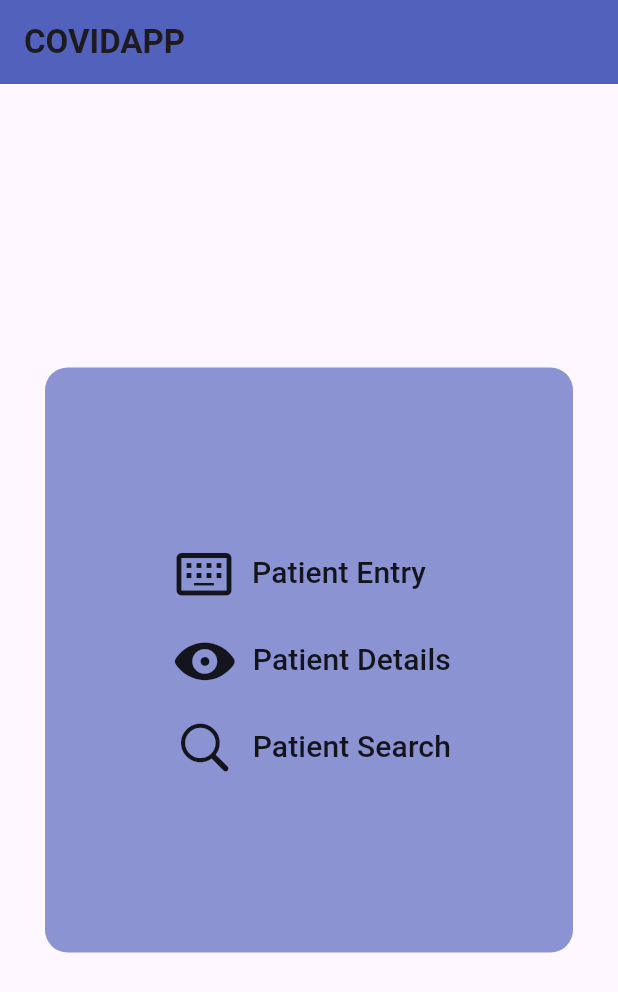
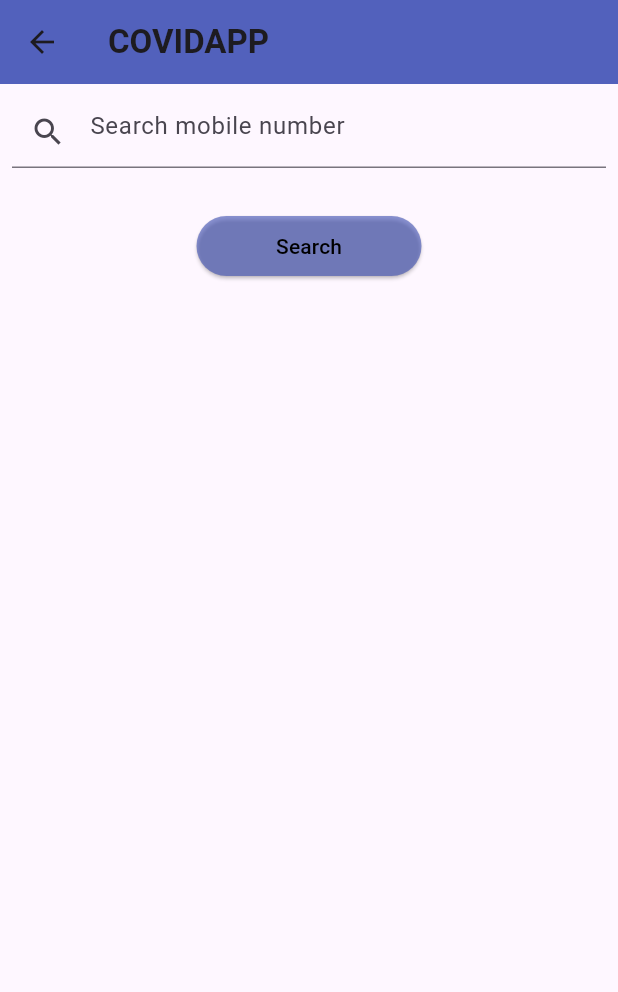
Before and after one commit to devadathanbabu/covidapp_frontend, a Flutter app: the screen it shows after launch, after a tap on "Patient Search", on a phone screen of 412 x 824 dp. Shown: the top 992 px of the screen. Run offline on Flutter 3.47's test engine with Material 3 defaults, Android fonts, the phone set to English and light mode, and no system bars.

Commit message:
search started

```diff
--- a/lib/pages/menu.dart
+++ b/lib/pages/menu.dart
@@ -1,4 +1,5 @@
 import 'package:covidapp/pages/add.dart';
+import 'package:covidapp/pages/search.dart';
 import 'package:covidapp/pages/view.dart';
 import 'package:flutter/cupertino.dart';
 import 'package:flutter/material.dart';
@@ -72,7 +73,10 @@ class _MenuPageState extends State<MenuPage> {
                   children: [
                     SizedBox(width: 17,),
                     Icon(CupertinoIcons.search,size: 40,),
-                    TextButton(onPressed: (){},
+                    TextButton(onPressed: (){
+                      Navigator.push(context, MaterialPageRoute(builder:
+                          (context)=>SearchPage()));
+                    },
                         child: Text("Patient Search",
                           style: TextStyle(fontSize: 20,
                               color: Colors.black87),))
--- /dev/null
+++ b/lib/pages/search.dart
@@ -0,0 +1,58 @@
+import 'package:flutter/material.dart';
+
+class SearchPage extends StatefulWidget {
+  const SearchPage({super.key});
+
+  @override
+  State<SearchPage> createState() => _SearchPageState();
+}
+
+class _SearchPageState extends State<SearchPage> {
+  TextEditingController txt1=new TextEditingController();
+  @override
+  Widget build(BuildContext context) {
+    return MaterialApp(
+      home: Scaffold(
+        appBar: AppBar(
+          title: Text("COVIDAPP",style: TextStyle(fontWeight: FontWeight.bold),),
+          backgroundColor: Colors.indigo.withOpacity(0.9),
+          leading: IconButton(
+              onPressed: (){
+                Navigator.pop(context);
+              }, icon: Icon(Icons.arrow_back)
+          ),
+        ),
+        body: Container(
+          child: Column(
+            children: [
+              Padding(
+                padding: EdgeInsets.all(8.0),
+                child: TextField(
+                  decoration: InputDecoration(
+                    hintText: 'Search mobile number',
+                    prefixIcon: Icon(Icons.search),
+                  ),
+                ),
+              ),
+              SizedBox(height: 20,),
+              SizedBox(
+                width: 150,
+                child: ElevatedButton(
+                  style: ElevatedButton.styleFrom(
+                    backgroundColor: Colors.indigo.withOpacity(0.6),
+                    foregroundColor: Colors.black,
+                    shape: RoundedRectangleBorder(
+                      borderRadius: BorderRadius.circular(20)
+                    )
+                  ),
+                    onPressed: (){
+
+                    }, child: Text("Search")),
+              )
+            ],
+          ),
+        ),
+      ),
+    );
+  }
+}
```
Also changed, not shown: lib/service/patientservice.dart (+32 -0 lines).
